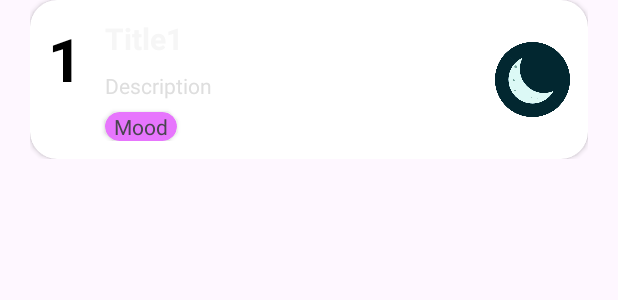
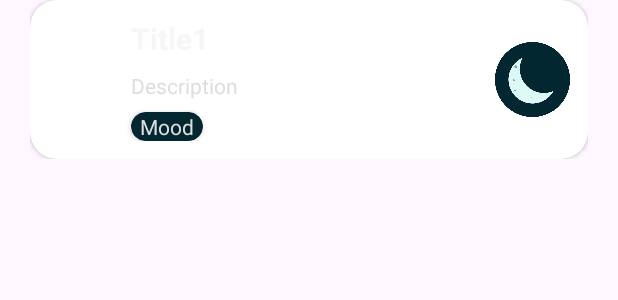
Before and after one commit to Alex7342/Lucid, an Android app built with Jetpack Compose: the layout recycle_view_row.xml on its own in the app's theme, with its tools: preview values and no code run, on a phone screen of 412 x 824 dp. Shown: the top 300 px of the screen. Run offline under Robolectric (Android 15) with nearby library versions, the phone set to English and light mode, and no system bars.

Commit message:
Removed ID TextView and added date TextView instead

```diff
--- a/app/src/main/java/com/example/lucid/DreamAdapter.java
+++ b/app/src/main/java/com/example/lucid/DreamAdapter.java
@@ -14,7 +14,12 @@ import androidx.annotation.NonNull;
 import androidx.constraintlayout.widget.ConstraintLayout;
 import androidx.recyclerview.widget.RecyclerView;
 
+import java.text.DateFormat;
+import java.text.SimpleDateFormat;
+import java.util.Calendar;
 import java.util.List;
+import java.util.Locale;
+import java.util.TimeZone;
 
 public class DreamAdapter extends RecyclerView.Adapter<DreamAdapter.MyViewHolder> {
     private Activity activity;
@@ -53,13 +58,14 @@ public class DreamAdapter extends RecyclerView.Adapter<DreamAdapter.MyViewHolder
     }
 
     public class MyViewHolder extends RecyclerView.ViewHolder {
-        TextView dreamIdTextView, dreamTitleTextView, dreamDescriptionTextView, dreamMoodTextView;
+        TextView monthTextView, dayTextView, dreamTitleTextView, dreamDescriptionTextView, dreamMoodTextView;
         ImageView dreamIsLucidImageView;
         ConstraintLayout rowLayout;
 
         public MyViewHolder(@NonNull View itemView) {
             super(itemView);
-            dreamIdTextView = itemView.findViewById(R.id.dreamIdTextView);
+            monthTextView = itemView.findViewById(R.id.monthTextView);
+            dayTextView = itemView.findViewById(R.id.dayTextView);
             dreamTitleTextView = itemView.findViewById(R.id.dreamTitleTextView);
             dreamDescriptionTextView = itemView.findViewById(R.id.dreamDescriptionTextView);
             dreamMoodTextView = itemView.findViewById(R.id.moodTextView);
@@ -69,8 +75,13 @@ public class DreamAdapter extends RecyclerView.Adapter<DreamAdapter.MyViewHolder
     }
 
     private void setDreamContent(@NonNull MyViewHolder holder, int position) {
-        // Set the content for the id, title and description TextViews
-        holder.dreamIdTextView.setText(String.valueOf(position + 1));
+        // Set the content for the month and day TextViews
+        SimpleDateFormat simpleDateFormat = new SimpleDateFormat("MMM", Locale.US);
+        holder.monthTextView.setText(simpleDateFormat.format(dreams.get(position).getDate()));
+        simpleDateFormat = new SimpleDateFormat("d", Locale.US);
+        holder.dayTextView.setText(simpleDateFormat.format(dreams.get(position).getDate()));
+
+        // Set the content for the title and description TextViews
         holder.dreamTitleTextView.setText(String.valueOf(dreams.get(position).getTitle()));
         holder.dreamDescriptionTextView.setText(String.valueOf(dreams.get(position).getDescription()));
 
@@ -84,10 +95,13 @@ public class DreamAdapter extends RecyclerView.Adapter<DreamAdapter.MyViewHolder
         }
 
         // Set the content for the ImageView that describes the state of isLucid
-        if (dreams.get(position).isLucid())
+        if (dreams.get(position).isLucid()) {
             holder.dreamIsLucidImageView.setImageResource(R.drawable.lucid);
-        else
-            holder.dreamIsLucidImageView.setImageResource(R.drawable.not_lucid);
+        }
+        else {
+            //holder.dreamIsLucidImageView.setImageResource(R.drawable.not_lucid);
+            holder.dreamIsLucidImageView.setVisibility(View.GONE);
+        }
     }
 
     private void startUpdateDeleteActivity(int position) {
--- a/app/src/main/res/layout/recycle_view_row.xml
+++ b/app/src/main/res/layout/recycle_view_row.xml
@@ -18,22 +18,42 @@
             android:layout_height="match_parent"
             android:padding="12dp">
 
-            <TextView
-                android:id="@+id/dreamIdTextView"
+            <androidx.constraintlayout.widget.ConstraintLayout
+                android:id="@+id/dateConstraintLayout"
                 android:layout_width="wrap_content"
                 android:layout_height="wrap_content"
-                android:text="1"
-                android:textColor="#000"
-                android:textSize="40sp"
-                android:textStyle="bold"
+                app:layout_constraintBottom_toBottomOf="parent"
                 app:layout_constraintStart_toStartOf="parent"
-                app:layout_constraintTop_toTopOf="@+id/dreamTitleTextView" />
+                app:layout_constraintTop_toTopOf="parent">
+
+                <TextView
+                    android:id="@+id/monthTextView"
+                    android:layout_width="wrap_content"
+                    android:layout_height="wrap_content"
+                    android:text="Nov"
+                    android:textColor="@color/white"
+                    android:textSize="20sp"
+                    android:textStyle="bold"
+                    app:layout_constraintTop_toTopOf="parent" />
+
+                <TextView
+                    android:id="@+id/dayTextView"
+                    android:layout_width="wrap_content"
+                    android:layout_height="wrap_content"
+                    android:text="1"
+                    android:textColor="@color/white"
+                    android:textSize="36sp"
+                    android:textStyle="bold"
+                    app:layout_constraintEnd_toEndOf="@+id/monthTextView"
+                    app:layout_constraintStart_toStartOf="@+id/monthTextView"
+                    app:layout_constraintTop_toBottomOf="@+id/monthTextView" />
+            </androidx.constraintlayout.widget.ConstraintLayout>
 
             <TextView
                 android:id="@+id/dreamTitleTextView"
                 android:layout_width="0dp"
                 android:layout_height="wrap_content"
-                android:layout_marginStart="15dp"
+                android:layout_marginStart="20dp"
                 android:layout_marginEnd="15dp"
                 android:ellipsize="end"
                 android:singleLine="true"
@@ -42,14 +62,14 @@
                 android:textSize="20sp"
                 android:textStyle="bold"
                 app:layout_constraintEnd_toStartOf="@+id/isLucidImageView"
-                app:layout_constraintStart_toEndOf="@+id/dreamIdTextView"
+                app:layout_constraintStart_toEndOf="@+id/dateConstraintLayout"
                 app:layout_constraintTop_toTopOf="parent" />
 
             <TextView
                 android:id="@+id/dreamDescriptionTextView"
                 android:layout_width="0dp"
                 android:layout_height="wrap_content"
-                android:layout_marginStart="15dp"
+                android:layout_marginStart="20dp"
                 android:layout_marginTop="8dp"
                 android:layout_marginEnd="15dp"
                 android:ellipsize="end"
@@ -57,18 +77,18 @@
                 android:text="Description"
                 android:textColor="@color/descriptionColor"
                 app:layout_constraintEnd_toStartOf="@+id/isLucidImageView"
-                app:layout_constraintStart_toEndOf="@+id/dreamIdTextView"
+                app:layout_constraintStart_toEndOf="@+id/dateConstraintLayout"
                 app:layout_constraintTop_toBottomOf="@+id/dreamTitleTextView" />
 
             <androidx.cardview.widget.CardView
                 android:id="@+id/moodCardView"
                 android:layout_width="0dp"
                 android:layout_height="wrap_content"
-                android:layout_marginStart="15dp"
+                android:layout_marginStart="20dp"
                 android:layout_marginTop="8dp"
-                app:cardBackgroundColor="#E775FD"
+                app:cardBackgroundColor="#022730"
                 app:cardCornerRadius="40dp"
-                app:layout_constraintStart_toEndOf="@+id/dreamIdTextView"
+                app:layout_constraintStart_toEndOf="@+id/dateConstraintLayout"
                 app:layout_constraintTop_toBottomOf="@+id/dreamDescriptionTextView">
 
                 <androidx.constraintlayout.widget.ConstraintLayout
@@ -80,9 +100,10 @@
                         android:id="@+id/moodTextView"
                         android:layout_width="wrap_content"
                         android:layout_height="wrap_content"
+                        android:ellipsize="end"
+                        android:singleLine="true"
                         android:text="Mood"
-                        android:ellipsize="end"
-                        android:singleLine="true" />
+                        android:textColor="@color/moodColor" />
                 </androidx.constraintlayout.widget.ConstraintLayout>
 
             </androidx.cardview.widget.CardView>
@@ -95,6 +116,7 @@
                 app:layout_constraintEnd_toEndOf="parent"
                 app:layout_constraintTop_toTopOf="parent"
                 app:srcCompat="@drawable/not_lucid" />
+
         </androidx.constraintlayout.widget.ConstraintLayout>
     </androidx.cardview.widget.CardView>
 
--- a/app/src/main/res/values/colors.xml
+++ b/app/src/main/res/values/colors.xml
@@ -4,4 +4,6 @@
     <color name="white">#FFFFFFFF</color>
     <color name="titleColor">#FFF6F6F6</color>
     <color name="descriptionColor">#FFDEDEDE</color>
+    <color name="moodColor">#FFDEDEDE</color>
+    <color name="dateColor">#FFF6F6F6</color>
 </resources>
```
